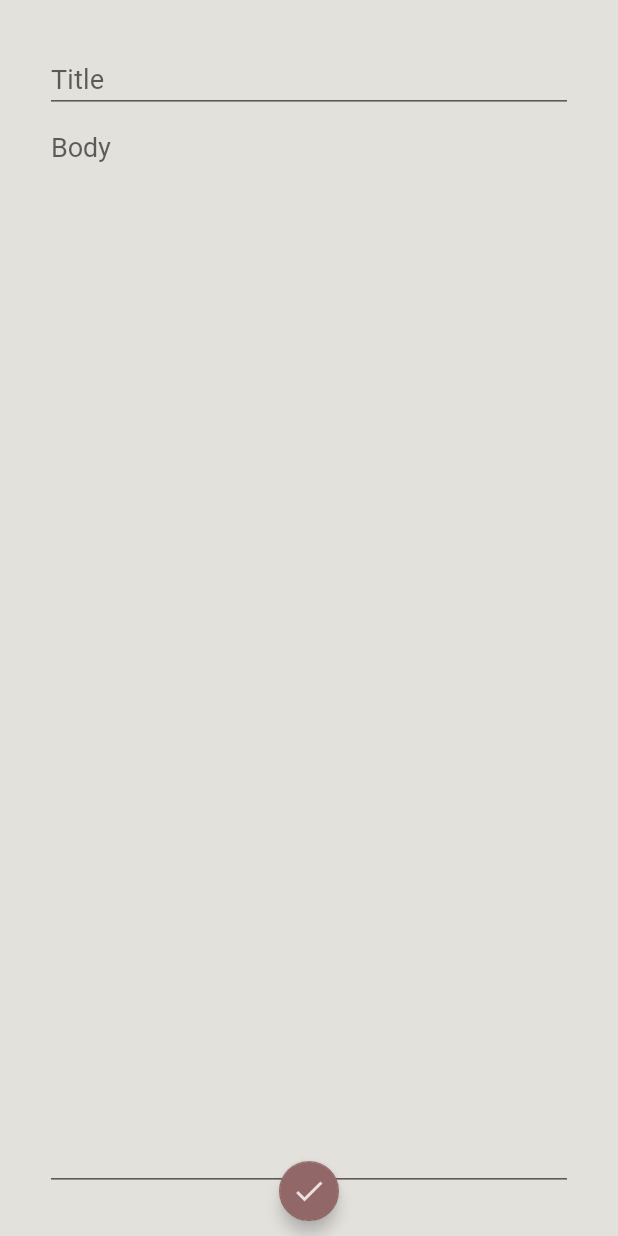
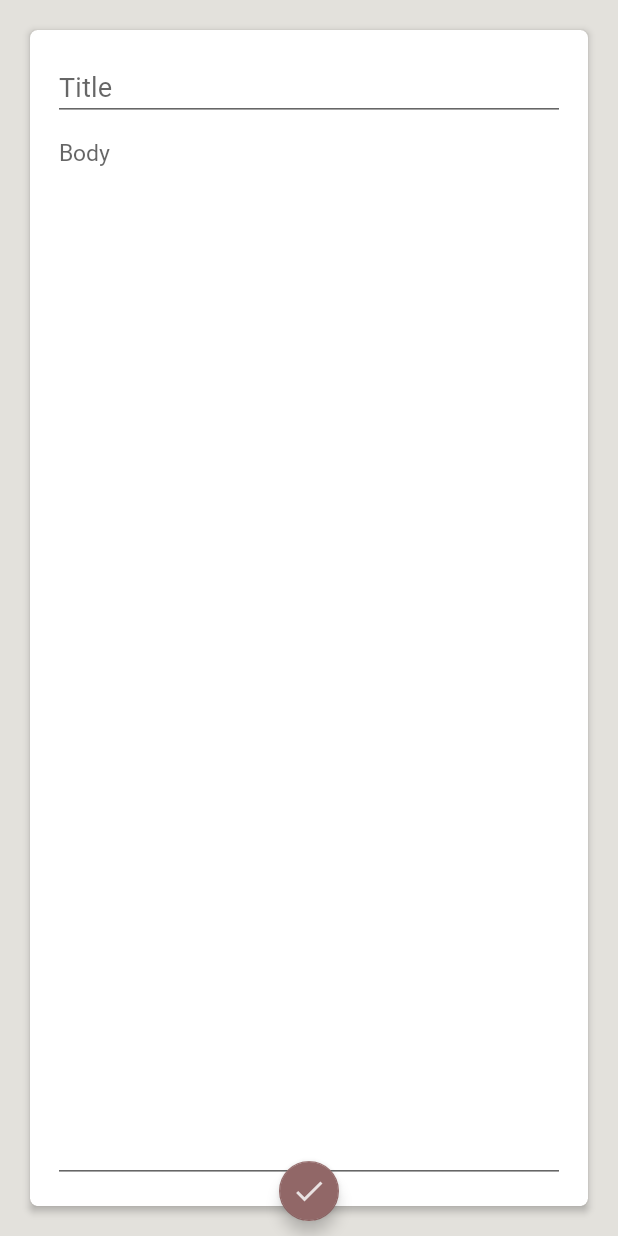
Before and after one commit to ferrarijh/Jonathans-Notes, an Android app: the EditNoteFragment screen opened through its navigation route, on a phone screen of 412 x 824 dp. Run offline under Robolectric (Android 15) with nearby library versions, the light colour scheme and no system bars; our stand-ins replace Room's generated code; 6 statements that could not run were skipped.

Commit message:
style: update UI
in dev

```diff
--- a/app/src/main/java/com/jonathan/trace/study/trace/coketlist/HomeFragment.kt
+++ b/app/src/main/java/com/jonathan/trace/study/trace/coketlist/HomeFragment.kt
@@ -103,7 +103,6 @@ class HomeFragment : Fragment() {
             requireActivity().findViewById<AppBarLayout>(R.id.appBar).setExpanded(true)
             when(it.itemId){
                 R.id.item_private_note -> {
-                    Toast.makeText(context, "private!", Toast.LENGTH_SHORT).show()
                     val action = HomeFragmentDirections.actionHomeFragmentToPrivateFragment()
                     findNavController().navigate(action)
                 }
--- a/app/src/main/java/com/jonathan/trace/study/trace/coketlist/MainActivity.kt
+++ b/app/src/main/java/com/jonathan/trace/study/trace/coketlist/MainActivity.kt
@@ -88,20 +88,15 @@ class MainActivity : AppCompatActivity() {
 
 
     override fun onOptionsItemSelected(item: MenuItem): Boolean {
-        val toast = Toast.makeText(this, "", Toast.LENGTH_SHORT)
         when(item.itemId){
             R.id.action_search -> {
-                toast.setText("selected search item!")
                 val action = HomeFragmentDirections.actionHomeFragmentToSearchFragment()
                 navController.navigate(action)
             }
             R.id.action_sort -> {
-                toast.setText("selected sort item!")
                 sortDialog.show()
             }
-            else -> toast.setText("not working :(")
         }
-        toast.show()
 
         return super.onOptionsItemSelected(item)
     }
--- a/app/src/main/res/layout/fragment_edit_note.xml
+++ b/app/src/main/res/layout/fragment_edit_note.xml
@@ -1,18 +1,25 @@
 <?xml version="1.0" encoding="utf-8"?>
-<androidx.constraintlayout.widget.ConstraintLayout xmlns:android="http://schemas.android.com/apk/res/android"
+<androidx.cardview.widget.CardView xmlns:android="http://schemas.android.com/apk/res/android"
     xmlns:app="http://schemas.android.com/apk/res-auto"
     xmlns:tools="http://schemas.android.com/tools"
+    android:layout_width="match_parent"
+    android:layout_height="match_parent"
+    android:layout_margin="20dp"
+    app:cardCornerRadius="5dp"
+    app:cardElevation="3dp">
+    <androidx.constraintlayout.widget.ConstraintLayout
         android:id="@+id/layout_edit_note"
         android:orientation="vertical"
         android:layout_width="match_parent"
         android:layout_height="match_parent"
         tools:context=".EditNoteFragment"
         android:scrollbars="vertical">
+
         <EditText
             android:id="@+id/et_title"
             android:layout_width="match_parent"
             android:layout_height="wrap_content"
-        android:layout_margin="30dp"
+            android:layout_margin="15dp"
             app:layout_constraintTop_toTopOf="parent"
             app:layout_constraintStart_toStartOf="parent"
             app:layout_constraintEnd_toEndOf="parent"
@@ -23,15 +30,16 @@
             android:id="@+id/et_body"
             android:layout_width="match_parent"
             android:layout_height="0dp"
-        android:layout_marginLeft="30dp"
-        android:layout_marginRight="30dp"
-        android:layout_marginBottom="30dp"
+            android:layout_marginLeft="15dp"
+            android:layout_marginRight="15dp"
+            android:layout_marginBottom="15dp"
             app:layout_constraintStart_toStartOf="parent"
             app:layout_constraintEnd_toEndOf="parent"
             app:layout_constraintTop_toBottomOf="@id/et_title"
             app:layout_constraintBottom_toBottomOf="parent"
             android:gravity="start"
             android:hint="Body"
+            android:textSize="15sp"
             android:inputType="textMultiLine" />
-
     </androidx.constraintlayout.widget.ConstraintLayout>
+</androidx.cardview.widget.CardView>
--- a/app/src/main/res/layout/fragment_view_only.xml
+++ b/app/src/main/res/layout/fragment_view_only.xml
@@ -4,7 +4,8 @@
     android:layout_width="match_parent"
     android:layout_height="wrap_content"
     android:layout_margin="30dp"
-    app:cardCornerRadius="15dp">
+    app:cardCornerRadius="10dp"
+    app:cardElevation="3dp">
     <LinearLayout
         android:orientation="vertical"
         android:layout_width="match_parent"
--- a/app/src/main/res/layout/thumbnail_private.xml
+++ b/app/src/main/res/layout/thumbnail_private.xml
@@ -8,7 +8,8 @@
         android:layout_width="match_parent"
         android:layout_height="wrap_content"
         android:layout_margin="5dp"
-        app:cardElevation="1dp">
+        app:cardElevation="1dp"
+        app:cardCornerRadius="0dp">
         <LinearLayout
             android:layout_width="match_parent"
             android:layout_height="wrap_content"
@@ -36,7 +37,8 @@
                 android:layout_margin="30dp"
                 android:layout_height="30dp"
                 android:adjustViewBounds="true"
-                android:src="@drawable/mylock"/>
+                android:src="@drawable/mylock"
+                android:tint="@color/dark"/>
         </LinearLayout>
 
     </androidx.cardview.widget.CardView>
```
Also changed, not shown: app/src/main/res/layout/thumbnail.xml (+6 -3 lines), app/src/main/res/layout/thumbnail_trash.xml (+11 -1 lines). Lines whose indentation alone changed are shown as unchanged.
